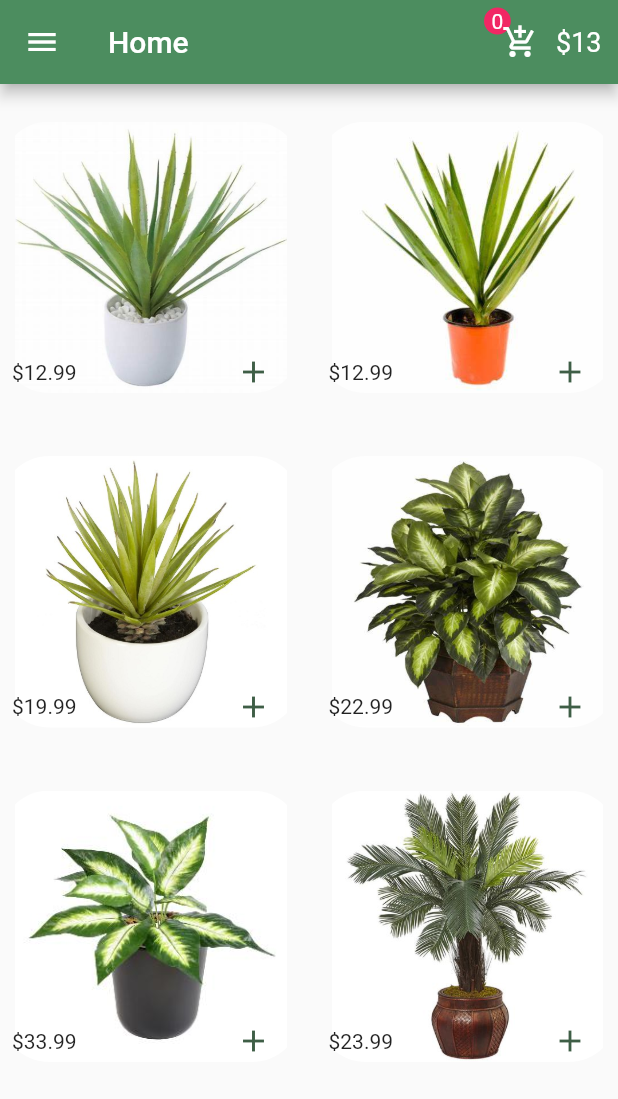
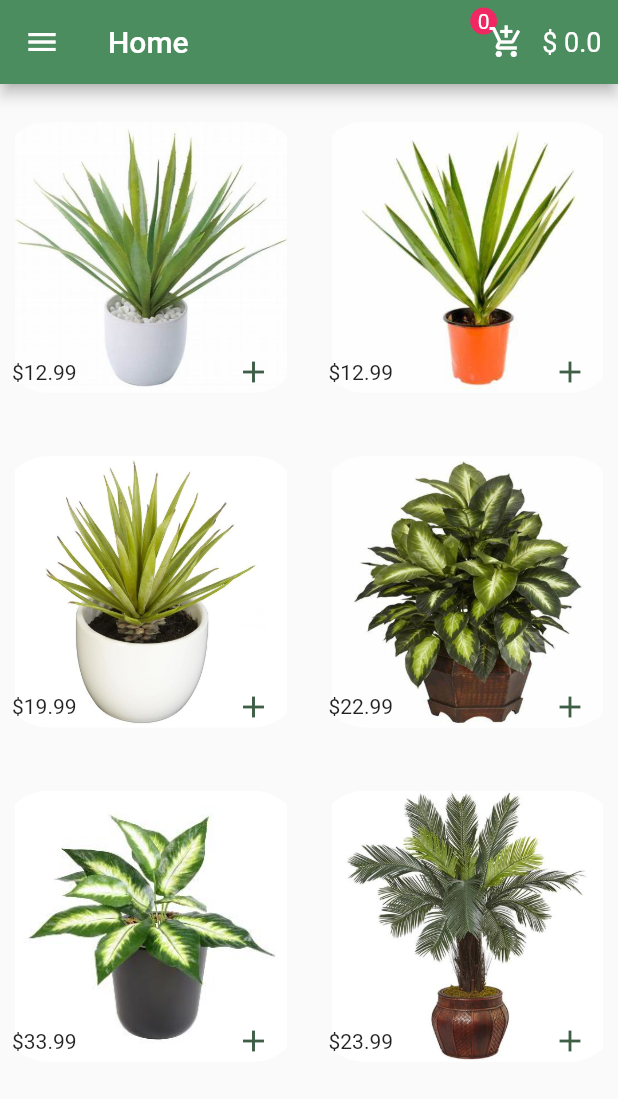
Before and after one commit to ilyes990/e_commerce_app_Plants, a Flutter app: the screen it shows after launch, on a phone screen of 412 x 824 dp. Shown: the top 1099 px of the screen. Run offline on Flutter 3.47's test engine with Material 2 defaults, Android fonts, the phone set to English and light mode, and no system bars.

Commit message:
initial commit

```diff
--- a/lib/pages/home.dart
+++ b/lib/pages/home.dart
@@ -1,8 +1,11 @@
 // ignore_for_file: prefer_const_constructors, prefer_const_literals_to_create_immutables, sort_child_properties_last
 
 import 'package:ecommerce_app_level3/pages/details_screen.dart';
+import 'package:ecommerce_app_level3/pages/shared/appbarcard.dart';
 import 'package:ecommerce_app_level3/pages/shared/colors.dart';
+import 'package:ecommerce_app_level3/provider/Cart.dart';
 import 'package:flutter/material.dart';
+import 'package:provider/provider.dart';
 
 class Home extends StatefulWidget {
   const Home({super.key});
@@ -12,37 +15,43 @@ class Home extends StatefulWidget {
 }
 
 class Plants {
-  String price;
+  double price;
   String location;
   String picture;
+  String name;
+
   Plants({
+    required this.name,
     required this.price,
     required this.picture,
-    this.location = "main branch",
+    this.location = "Main branch",
   });
 }
 
 class _HomeState extends State<Home> {
   List allPlants = [
     Plants(
-        price: "\$12.99",
+        name: "product1",
+        price: 12.99,
         picture: "assets/plant1.jpeg",
         location: "Ilyes Shop"),
-    Plants(price: "\$12.99", picture: "assets/plant2.jpeg"),
-    Plants(price: "\$19.99", picture: "assets/plant3.jpeg"),
-    Plants(price: "\$22.99", picture: "assets/plant4.jpeg"),
-    Plants(price: "\$33.99", picture: "assets/plant5.jpg"),
-    Plants(price: "\$23.99", picture: "assets/plant6.jpg"),
+    Plants(name: "product2", price: 12.99, picture: "assets/plant2.jpeg"),
+    Plants(name: "product3", price: 19.99, picture: "assets/plant3.jpeg"),
+    Plants(name: "product4", price: 22.99, picture: "assets/plant4.jpeg"),
+    Plants(name: "product5", price: 33.99, picture: "assets/plant5.jpg"),
+    Plants(name: "product6", price: 23.99, picture: "assets/plant6.jpg"),
   ];
 
-  List selectedProducts = [
-    Plants(price: "\$12.99", picture: "assets/plant2.jpeg"),
-    Plants(price: "\$22.99", picture: "assets/plant4.jpeg"),
-    Plants(price: "\$23.99", picture: "assets/plant6.jpg"),
-  ];
+  // List selectedProducts = [
+  //   Plants(price: 12.99, picture: "assets/plant2.jpeg"),
+  //   Plants(price: 22.99, picture: "assets/plant4.jpeg"),
+  //   Plants(price: 23.99, picture: "assets/plant6.jpg"),
+  // ];
 
   @override
   Widget build(BuildContext context) {
+    final classInstancee = Provider.of<Cart>(context);
+
     return Scaffold(
       body: Padding(
         padding: EdgeInsets.only(top: 15),
@@ -80,10 +89,11 @@ class _HomeState extends State<Home> {
 // backgroundColor: Color.fromARGB(66, 73, 127, 110),
                     trailing: IconButton(
                         color: Color.fromARGB(255, 62, 94, 70),
-                        onPressed: () {},
+                        onPressed: () {
+                          classInstancee.addtoCart(allPlants[index]);
+                        },
                         icon: Icon(Icons.add)),
-
-                    leading: Text("${allPlants[index].price}"),
+                    leading: Text("\$${allPlants[index].price}"),
                     title: Text(
                       "",
                     ),
@@ -145,31 +155,8 @@ class _HomeState extends State<Home> {
       ),
       appBar: AppBar(
         actions: [
-          Row(
-            children: [
-              Stack(
-                children: [
-                  Positioned(
-                    bottom: 25,
-                    child: Container(
-                        child: Text("0"),
-                        padding: EdgeInsets.all(5),
-                        decoration: BoxDecoration(
-                            color: BTNpink, shape: BoxShape.circle)),
-                  ),
-                  IconButton(
-                      onPressed: () {}, icon: Icon(Icons.add_shopping_cart)),
-                ],
-              ),
-              Padding(
-                padding: const EdgeInsets.only(right: 11.0),
-                child: Text(
-                  "\$13",
-                  style: TextStyle(fontSize: 18),
-                ),
-              ),
-            ],
-          ),
+          //here
+          ProductAndPrice()
         ],
         title: Text("Home"),
         backgroundColor: appbarGreen,
--- /dev/null
+++ b/lib/pages/shared/appbarcard.dart
@@ -0,0 +1,47 @@
+// ignore_for_file: prefer_const_constructors
+
+import 'package:ecommerce_app_level3/pages/shared/colors.dart';
+import 'package:ecommerce_app_level3/provider/Cart.dart';
+import 'package:flutter/material.dart';
+import 'package:provider/provider.dart';
+
+import '../chekout.dart';
+
+class ProductAndPrice extends StatelessWidget {
+  const ProductAndPrice({super.key});
+
+  @override
+  Widget build(BuildContext context) {
+    final classInstancee = Provider.of<Cart>(context);
+
+    return Row(
+      children: [
+        Stack(
+          children: [
+            Positioned(
+              bottom: 25,
+              child: Container(
+                  padding: EdgeInsets.all(5),
+                  decoration:
+                      BoxDecoration(color: BTNpink, shape: BoxShape.circle),
+                  child: Text("${classInstancee.selectedProducts.length}")),
+            ),
+            IconButton(
+                onPressed: () {
+                  Navigator.push(context,
+                      MaterialPageRoute(builder: (context) => (Checkout())));
+                },
+                icon: Icon(Icons.add_shopping_cart)),
+          ],
+        ),
+        Padding(
+          padding: const EdgeInsets.only(right: 11.0),
+          child: Text(
+            "\$ ${classInstancee.price}",
+            style: TextStyle(fontSize: 18),
+          ),
+        ),
+      ],
+    );
+  }
+}
--- a/lib/provider/Cart.dart
+++ b/lib/provider/Cart.dart
@@ -1,5 +1,21 @@
-import 'package:flutter/widgets.dart';
+// ignore_for_file: file_names
+
+import 'package:ecommerce_app_level3/pages/home.dart';
+import 'package:flutter/material.dart';
 
 class Cart with ChangeNotifier {
-  String myName = "ali hassan";
+  double price = 0;
+  List selectedProducts = [];
+
+  deletefromcart(Plants product) {
+    selectedProducts.remove(product);
+    price -= product.price.round();
+    notifyListeners();
+  }
+
+  addtoCart(Plants product) {
+    selectedProducts.add(product);
+    price += product.price.round();
+    notifyListeners();
+  }
 }
```
Also changed, not shown: lib/main.dart (+4 -3 lines), lib/pages/chekout.dart (added, +68 -0 lines), lib/pages/details_screen.dart (+5 -2 lines), 1 other file.
